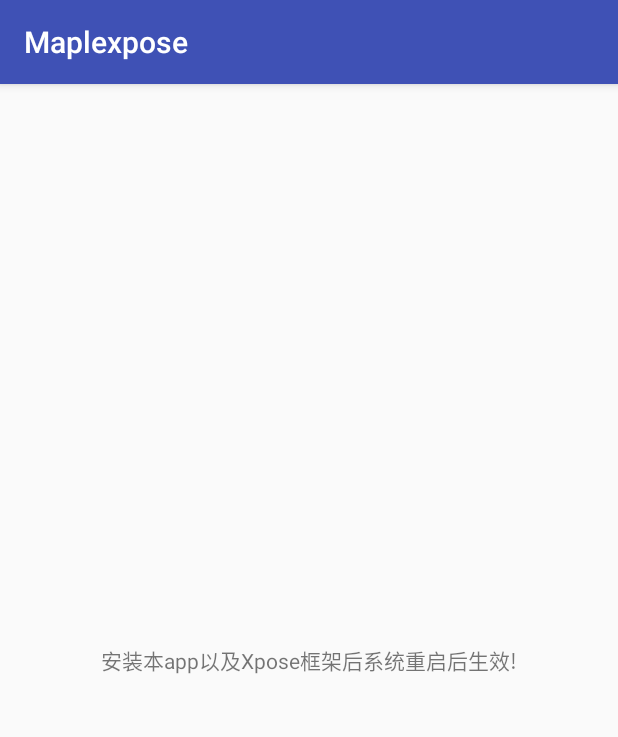
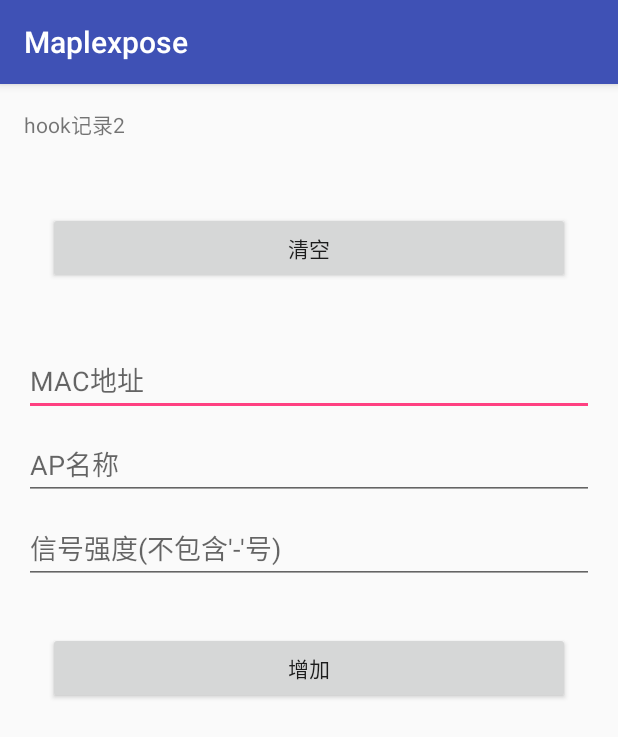
Before and after one commit to wangfengye/Maplexpose, an Android app: the screen it shows after launch (MainActivity), on a phone screen of 412 x 824 dp. Shown: the top 737 px of the screen. Run offline under Robolectric (Android 15) with nearby library versions, the phone set to English and light mode, and no system bars; libraries missing offline, so code that uses them is left out: com.alibaba.fastjson, de.robv.android; 2 statements that could not run were skipped.

Commit message:
wifi定位hook

```diff
--- a/app/build.gradle
+++ b/app/build.gradle
@@ -6,7 +6,7 @@ android {
         applicationId "com.maple.maplexpose"
         minSdkVersion 21
         targetSdkVersion 27
-        versionCode 1
+        versionCode 2
         versionName "1.0"
         testInstrumentationRunner "android.support.test.runner.AndroidJUnitRunner"
     }
@@ -26,4 +26,4 @@ dependencies {
     androidTestImplementation 'com.android.support.test:runner:1.0.2'
     androidTestImplementation 'com.android.support.test.espresso:espresso-core:3.0.2'
     compileOnly 'de.robv.android.xposed:api:82'
-}
+    api 'com.alibaba:fastjson:1.1.70.android'}
--- /dev/null
+++ b/app/src/main/java/com/maple/maplexpose/APList.java
@@ -0,0 +1,40 @@
+package com.maple.maplexpose;
+
+import java.util.ArrayList;
+import java.util.List;
+
+/**
+ * @author maple on 2019/5/9 16:11.
+ * @version v1.0
+ * @see 1040441325@qq.com
+ */
+public class APList {
+    private List<Ap> mAps;
+
+    public List<Ap> getmAps() {
+        return mAps == null ? new ArrayList<Ap>() : mAps;
+    }
+
+    public void setmAps(List<Ap> mAps) {
+        this.mAps = mAps;
+    }
+
+    public void add(Ap ap) {
+        if (mAps == null) mAps = new ArrayList<>();
+        mAps.add(ap);
+    }
+
+    public void clear() {
+        if (mAps != null) mAps.clear();
+    }
+
+    @Override
+    public String toString() {
+        StringBuilder builder = new StringBuilder();
+        builder.append("APList\n");
+        for (int i = 0; i < mAps.size(); i++) {
+            builder.append(mAps.get(i).toString()).append("\n");
+        }
+        return builder.toString();
+    }
+}
--- a/app/src/main/java/com/maple/maplexpose/MainActivity.java
+++ b/app/src/main/java/com/maple/maplexpose/MainActivity.java
@@ -1,13 +1,76 @@
 package com.maple.maplexpose;
 
+import android.content.Context;
+import android.content.SharedPreferences;
+import android.preference.PreferenceManager;
 import android.support.v7.app.AppCompatActivity;
 import android.os.Bundle;
+import android.telephony.CellInfo;
+import android.telephony.cdma.CdmaCellLocation;
+import android.telephony.gsm.GsmCellLocation;
+import android.util.Log;
+import android.view.View;
+import android.widget.EditText;
+import android.widget.TextView;
+import android.widget.Toast;
+
+import java.util.ArrayList;
+import java.util.List;
 
 public class MainActivity extends AppCompatActivity {
+    public static TextView mTv;
+    APList mAps;
 
     @Override
     protected void onCreate(Bundle savedInstanceState) {
         super.onCreate(savedInstanceState);
         setContentView(R.layout.activity_main);
+        mTv = findViewById(R.id.log);
+        final EditText etBssid = findViewById(R.id.et_bssid);
+        final EditText etSsid = findViewById(R.id.et_ssid);
+        final EditText etLevel = findViewById(R.id.et_level);
+        mAps=XSharedPreferenceUtil.getJson(this,"APS",APList.class);
+        if (mAps==null)mAps=new APList();showText();
+        findViewById(R.id.btn_add).setOnClickListener(new View.OnClickListener() {
+            @Override
+            public void onClick(View v) {
+                Ap ap = new Ap();
+                String bssid = etBssid.getText().toString();
+                String ssid = etSsid.getText().toString();
+                String levelStr = etLevel.getText().toString();
+                if (bssid.isEmpty() || ssid.isEmpty() || levelStr.isEmpty()) {
+                    Toast.makeText(MainActivity.this, "数据未填充完整", Toast.LENGTH_SHORT).show();
+                    return;
+                }
+                ap.setBssid(bssid);
+                ap.setSsid(ssid);
+                ap.setLevel(-Integer.parseInt(levelStr));
+                mAps.add(ap);
+                XSharedPreferenceUtil.setJson(MainActivity.this, "APS", mAps);
+                etBssid.getText().clear();
+                etSsid.getText().clear();
+                etLevel.getText().clear();
+                showText();
+            }
+        });
+        findViewById(R.id.btn_clear).setOnClickListener(new View.OnClickListener() {
+            @Override
+            public void onClick(View v) {
+                mAps.clear();
+                XSharedPreferenceUtil.setJson(MainActivity.this,"APS",mAps);
+                showText();
+            }
+        });
+    }
+
+    private void showText() {
+
+        mTv.setText(mAps.toString());
+    }
+
+    @Override
+    protected void onDestroy() {
+        mTv = null;
+        super.onDestroy();
     }
 }
--- /dev/null
+++ b/app/src/main/java/com/maple/maplexpose/XSharedPreferenceUtil.java
@@ -0,0 +1,44 @@
+package com.maple.maplexpose;
+
+import android.content.Context;
+import android.content.SharedPreferences;
+import android.preference.PreferenceManager;
+
+import com.alibaba.fastjson.JSON;
+
+import java.lang.reflect.Type;
+
+import de.robv.android.xposed.XSharedPreferences;
+
+/**
+ * @author maple on 2019/5/9 15:32.
+ * @version v1.0
+ * @see 1040441325@qq.com
+ */
+public class XSharedPreferenceUtil {
+    private static final SharedPreferences PREFERENCES=null;
+
+    private static final String APP_PREFERENCES_KEY = "profile";
+
+    public static SharedPreferences getAppPreference(Context context) {
+        SharedPreferences pre = context.getSharedPreferences(APP_PREFERENCES_KEY, Context.MODE_WORLD_READABLE);
+        return pre;
+    }
+    public static <T> T getJsonInHook(String key, Type type){
+        XSharedPreferences pre = new XSharedPreferences(XSharedPreferenceUtil.class.getPackage().getName(),APP_PREFERENCES_KEY);
+        String json = pre.getString(key,"");
+        return JSON.parseObject(json,type);
+    }
+
+    public static boolean setJson(Context context,String key,Object object){
+        String json = JSON.toJSONString(object);
+        return getAppPreference(context).edit()
+                .putString(key,json)
+                .commit();
+    }
+    public static <T> T getJson(Context context,String key, Type type){
+        String json = getAppPreference(context).getString(key,"");
+        return JSON.parseObject(json,type);
+    }
+
+}
--- a/app/src/main/res/layout/activity_main.xml
+++ b/app/src/main/res/layout/activity_main.xml
@@ -1,18 +1,59 @@
 <?xml version="1.0" encoding="utf-8"?>
-<android.support.constraint.ConstraintLayout xmlns:android="http://schemas.android.com/apk/res/android"
+<LinearLayout xmlns:android="http://schemas.android.com/apk/res/android"
     xmlns:app="http://schemas.android.com/apk/res-auto"
     xmlns:tools="http://schemas.android.com/tools"
     android:layout_width="match_parent"
     android:layout_height="match_parent"
+    android:orientation="vertical"
     tools:context=".MainActivity">
 
     <TextView
-        android:layout_width="wrap_content"
+        android:id="@+id/log"
+        android:layout_width="match_parent"
         android:layout_height="wrap_content"
-        android:text="安装本app以及Xpose框架后系统重启后生效!"
+        android:layout_margin="16dp"
+        android:text="hook记录2"
         app:layout_constraintBottom_toBottomOf="parent"
         app:layout_constraintLeft_toLeftOf="parent"
         app:layout_constraintRight_toRightOf="parent"
         app:layout_constraintTop_toTopOf="parent" />
 
-</android.support.constraint.ConstraintLayout>
+    <Button
+        android:layout_margin="32dp"
+        android:id="@+id/btn_clear"
+        android:layout_width="match_parent"
+        android:layout_height="wrap_content"
+        android:text="清空" />
+
+   <android.support.v7.widget.AppCompatEditText
+       android:id="@+id/et_bssid"
+       android:layout_width="match_parent"
+       android:layout_height="wrap_content"
+       android:layout_marginTop="8dp"
+       android:layout_marginRight="16dp"
+       android:hint="MAC地址"
+       android:layout_marginLeft="16dp"/>
+    <android.support.v7.widget.AppCompatEditText
+        android:id="@+id/et_ssid"
+        android:layout_width="match_parent"
+        android:layout_height="wrap_content"
+        android:layout_marginTop="8dp"
+        android:layout_marginRight="16dp"
+        android:hint="AP名称"
+        android:layout_marginLeft="16dp"/>
+    <android.support.v7.widget.AppCompatEditText
+        android:id="@+id/et_level"
+        android:layout_width="match_parent"
+        android:layout_height="wrap_content"
+        android:layout_marginTop="8dp"
+        android:inputType="number"
+        android:layout_marginRight="16dp"
+        android:hint="信号强度(不包含'-'号)"
+        android:layout_marginLeft="16dp"/>
+    <Button
+        android:id="@+id/btn_add"
+        android:layout_width="match_parent"
+        android:layout_height="wrap_content"
+        android:layout_margin="32dp"
+        android:text="增加" />
+</LinearLayout>
```
Also changed, not shown: app/src/main/java/com/maple/maplexpose/Ap.java (added, +46 -0 lines), app/src/main/java/com/maple/maplexpose/MainHook.java (+177 -2 lines).
